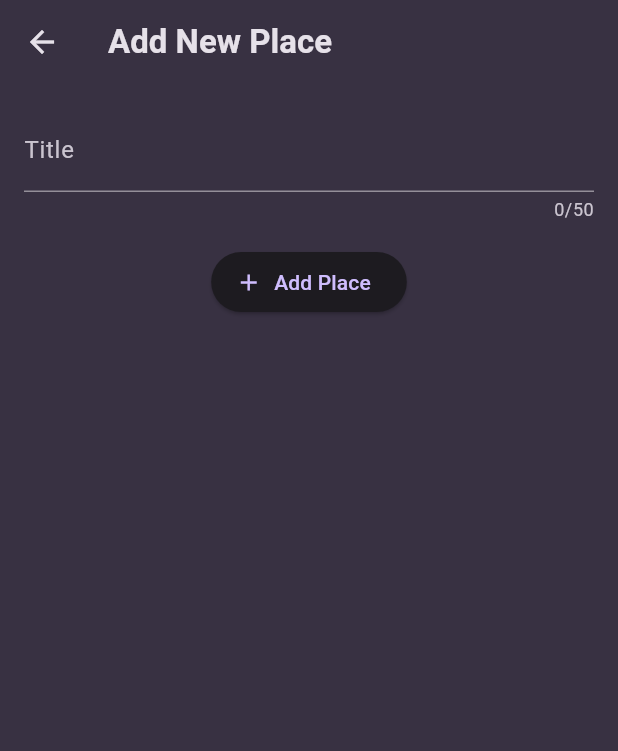
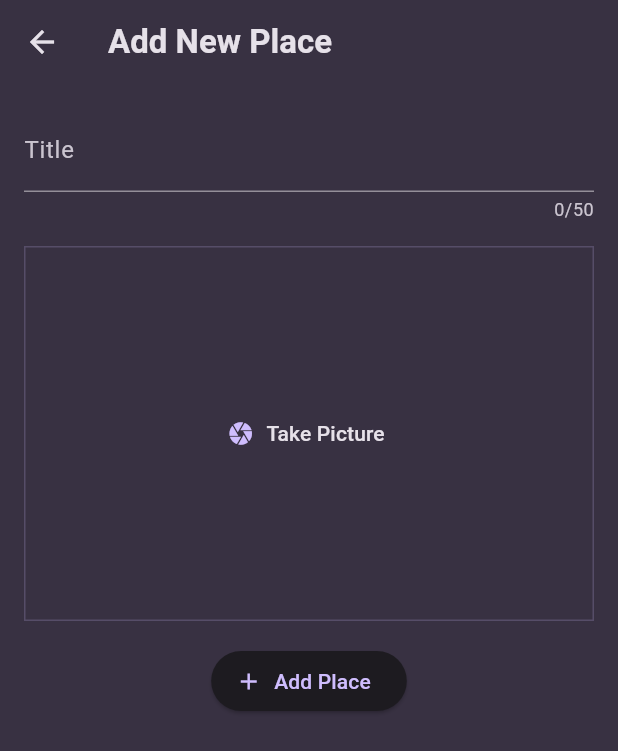
Before and after one commit to zrcoy/favorite_places, a Flutter app: the NewPlaceScreen screen opened directly, on a phone screen of 412 x 824 dp. Shown: the top 751 px of the screen. Run offline on Flutter 3.47's test engine with Material 3 defaults, Android fonts, the phone set to English and light mode, and no system bars; our stand-ins replace flutter_riverpod, google_fonts, image_picker.

Commit message:
feat: add image input by using camera functionality

```diff
--- a/lib/screens/new_place.dart
+++ b/lib/screens/new_place.dart
@@ -1,5 +1,6 @@
 import 'package:favorite_places/models/place.dart';
 import 'package:favorite_places/providers/user_places.dart';
+import 'package:favorite_places/widgets/image_input.dart';
 import 'package:flutter/material.dart';
 import 'package:flutter_riverpod/flutter_riverpod.dart';
 
@@ -62,6 +63,10 @@ class _NewPlaceState extends ConsumerState<NewPlaceScreen> {
               const SizedBox(
                 height: 16,
               ),
+              ImageInput(),
+              const SizedBox(
+                height: 16,
+              ),
               ElevatedButton.icon(
                 onPressed: _addNewPlace,
                 icon: const Icon(Icons.add),
--- /dev/null
+++ b/lib/widgets/image_input.dart
@@ -0,0 +1,65 @@
+import 'dart:io';
+
+import 'package:flutter/material.dart';
+import 'package:image_picker/image_picker.dart';
+
+class ImageInput extends StatefulWidget {
+  const ImageInput({super.key});
+
+  @override
+  State<ImageInput> createState() => _ImageInputState();
+}
+
+class _ImageInputState extends State<ImageInput> {
+  File? _storedImage;
+
+  void _takePicture() async {
+    final imagePicker = ImagePicker();
+    final selectedImage =
+        await imagePicker.pickImage(source: ImageSource.camera, maxWidth: 600);
+
+    if (selectedImage == null) {
+      return;
+    }
+
+    setState(() {
+      _storedImage = File(selectedImage.path);
+    });
+  }
+
+  @override
+  Widget build(BuildContext context) {
+    Widget content = TextButton.icon(
+      icon: const Icon(Icons.camera),
+      label: Text(
+        'Take Picture',
+        style: TextStyle(color: Theme.of(context).colorScheme.onSurface),
+      ),
+      onPressed: _takePicture,
+    );
+
+    if (_storedImage != null) {
+      content = GestureDetector(
+        onTap: _takePicture,
+        child: Image.file(
+          _storedImage!,
+          fit: BoxFit.cover,
+          width: double.infinity,
+          height: double.infinity,
+        ),
+      );
+    }
+
+    return Container(
+      decoration: BoxDecoration(
+        border: Border.all(
+            width: 1,
+            color: Theme.of(context).colorScheme.primary.withOpacity(0.2)),
+      ),
+      width: double.infinity,
+      alignment: Alignment.center,
+      height: 250,
+      child: content,
+    );
+  }
+}
--- a/pubspec.yaml
+++ b/pubspec.yaml
@@ -38,6 +38,7 @@ dependencies:
   google_fonts: ^6.2.1
   uuid: ^4.4.0
   flutter_riverpod: ^2.5.1
+  image_picker: ^1.1.2
 
 dev_dependencies:
   flutter_test:
```
Also changed, not shown: 1 other file.
